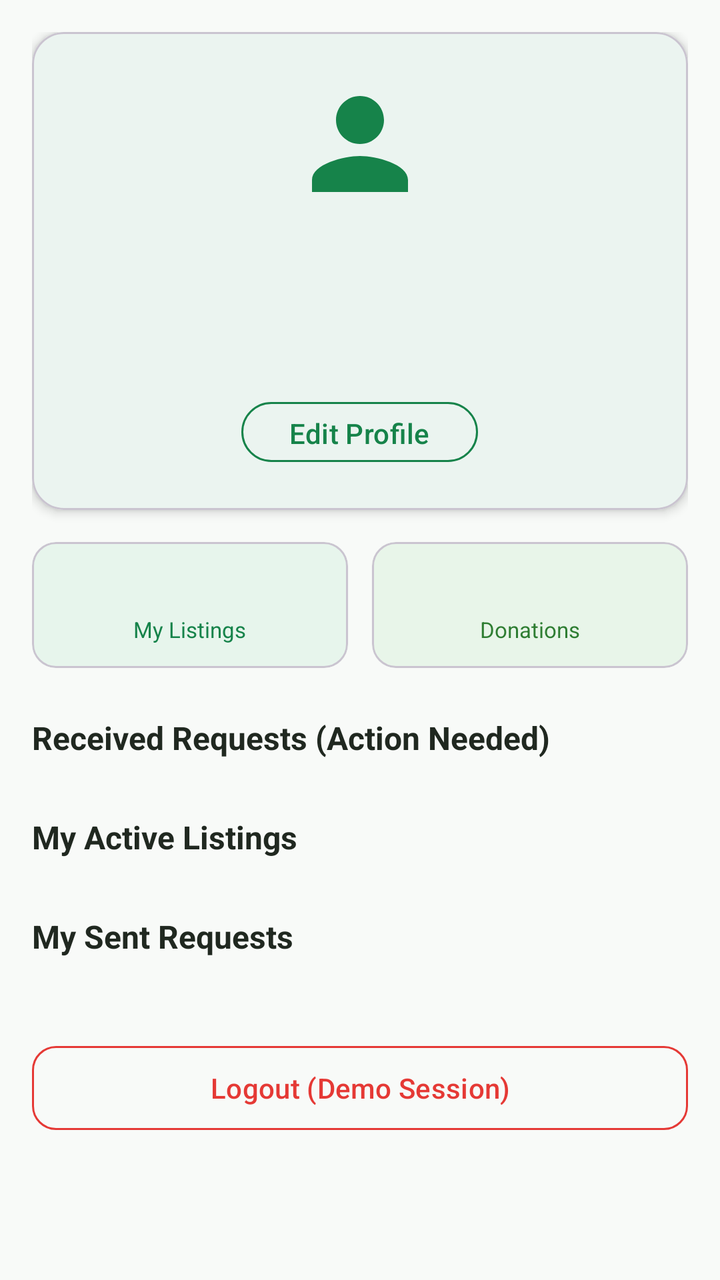
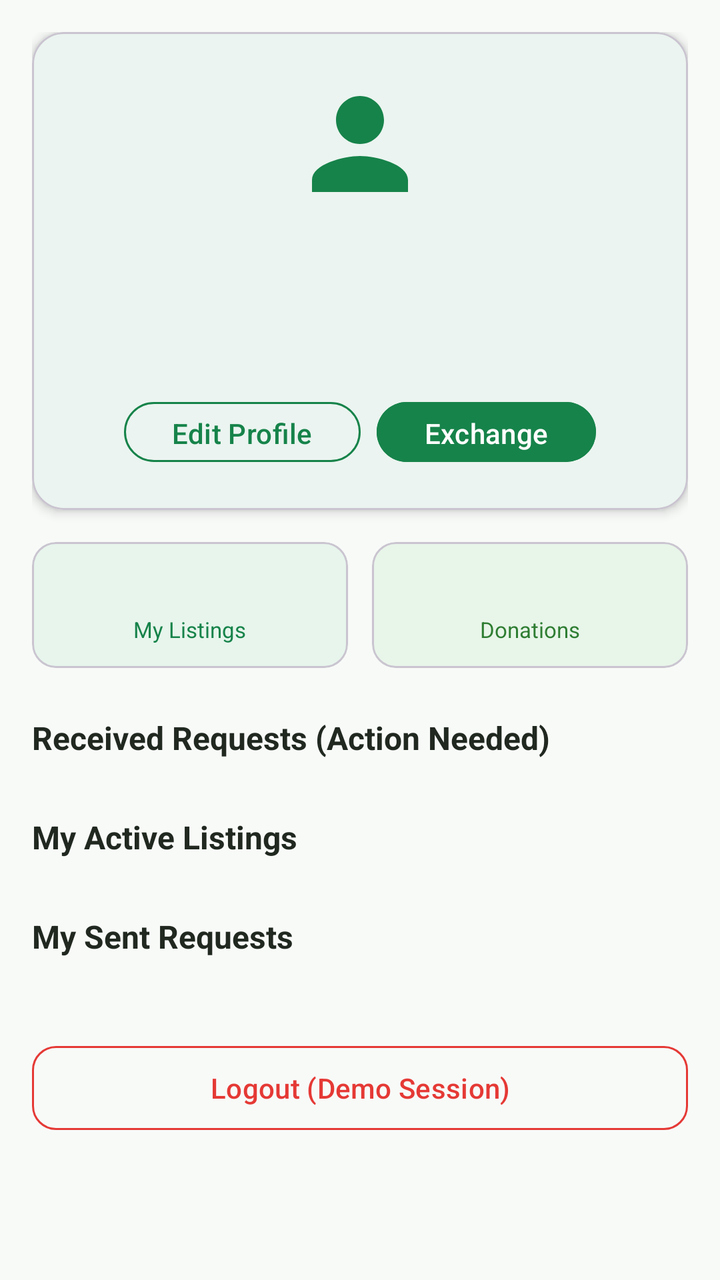

Screens rendered from an Android XML layout before and after an edit, with the pre-edit source and the edit as a unified diff.
<!-- AndroidManifest.xml: application theme Theme.Xchange2 -->
<!-- res/layout/fragment_profile.xml -->
<?xml version="1.0" encoding="utf-8"?>
<androidx.core.widget.NestedScrollView xmlns:android="http://schemas.android.com/apk/res/android"
    xmlns:app="http://schemas.android.com/apk/res-auto"
    android:layout_width="match_parent"
    android:layout_height="match_parent"
    android:background="@color/background_off_white"
    android:fillViewport="true">

    <LinearLayout
        android:layout_width="match_parent"
        android:layout_height="wrap_content"
        android:orientation="vertical"
        android:padding="16dp">

        
        <com.google.android.material.card.MaterialCardView
            android:layout_width="match_parent"
            android:layout_height="wrap_content"
            app:cardCornerRadius="16dp"
            app:cardElevation="3dp"
            app:cardBackgroundColor="@color/surface_card_white">

            <LinearLayout
                android:layout_width="match_parent"
                android:layout_height="wrap_content"
                android:orientation="vertical"
                android:padding="20dp"
                android:gravity="center_horizontal">

                <ImageView
                    android:layout_width="72dp"
                    android:layout_height="72dp"
                    android:src="@drawable/ic_profile"
                    app:tint="@color/primary_forest_green"
                    android:contentDescription="User Avatar" />

                <TextView
                    android:id="@+id/tvUserName"
                    android:layout_width="wrap_content"
                    android:layout_height="wrap_content"
                    android:layout_marginTop="10dp"
                    android:textColor="@color/text_dark_charcoal"
                    android:textSize="20sp"
                    android:textStyle="bold" />

                <TextView
                    android:id="@+id/tvUserEmail"
                    android:layout_width="wrap_content"
                    android:layout_height="wrap_content"
                    android:layout_marginTop="2dp"
                    android:textColor="@color/text_secondary_gray"
                    android:textSize="13sp" />

                <TextView
                    android:id="@+id/tvUserLocation"
                    android:layout_width="wrap_content"
                    android:layout_height="wrap_content"
                    android:layout_marginTop="4dp"
                    android:textColor="@color/primary_forest_green"
                    android:textSize="12sp"
                    android:textStyle="bold" />

                <com.google.android.material.button.MaterialButton
                    android:id="@+id/btnEditProfile"
                    style="@style/Widget.Material3.Button.OutlinedButton"
                    android:layout_width="wrap_content"
                    android:layout_height="38dp"
                    android:layout_marginTop="12dp"
                    android:text="Edit Profile"
                    android:textColor="@color/primary_forest_green"
                    app:strokeColor="@color/primary_forest_green"
                    app:cornerRadius="19dp" />
            </LinearLayout>
        </com.google.android.material.card.MaterialCardView>

        
        <LinearLayout
            android:layout_width="match_parent"
            android:layout_height="wrap_content"
            android:layout_marginTop="16dp"
            android:orientation="horizontal">

            <com.google.android.material.card.MaterialCardView
                android:layout_width="0dp"
                android:layout_height="wrap_content"
                android:layout_weight="1"
                android:layout_marginEnd="6dp"
                app:cardCornerRadius="12dp"
                app:cardElevation="1dp"
                app:cardBackgroundColor="@color/secondary_soft_mint">

                <LinearLayout
                    android:layout_width="match_parent"
                    android:layout_height="wrap_content"
                    android:orientation="vertical"
                    android:padding="12dp"
                    android:gravity="center">

                    <TextView
                        android:id="@+id/tvListingsCount"
                        android:layout_width="wrap_content"
                        android:layout_height="wrap_content"
                        android:textColor="@color/primary_forest_green"
                        android:textSize="18sp"
                        android:textStyle="bold" />

                    <TextView
                        android:layout_width="wrap_content"
                        android:layout_height="wrap_content"
                        android:text="My Listings"
                        android:textColor="@color/primary_forest_green"
                        android:textSize="11sp" />
                </LinearLayout>
            </com.google.android.material.card.MaterialCardView>

            <com.google.android.material.card.MaterialCardView
                android:layout_width="0dp"
                android:layout_height="wrap_content"
                android:layout_weight="1"
                android:layout_marginStart="6dp"
                app:cardCornerRadius="12dp"
                app:cardElevation="1dp"
                app:cardBackgroundColor="@color/donate_badge_background">

                <LinearLayout
                    android:layout_width="match_parent"
                    android:layout_height="wrap_content"
                    android:orientation="vertical"
                    android:padding="12dp"
                    android:gravity="center">

                    <TextView
                        android:id="@+id/tvDonationsCount"
                        android:layout_width="wrap_content"
                        android:layout_height="wrap_content"
                        android:textColor="@color/free_badge_color"
                        android:textSize="18sp"
                        android:textStyle="bold" />

                    <TextView
                        android:layout_width="wrap_content"
                        android:layout_height="wrap_content"
                        android:text="Donations"
                        android:textColor="@color/free_badge_color"
                        android:textSize="11sp" />
                </LinearLayout>
            </com.google.android.material.card.MaterialCardView>
        </LinearLayout>

        
        <TextView
            android:layout_width="wrap_content"
            android:layout_height="wrap_content"
            android:layout_marginTop="24dp"
            android:text="Received Requests (Action Needed)"
            android:textColor="@color/text_dark_charcoal"
            android:textSize="16sp"
            android:textStyle="bold" />

        <androidx.recyclerview.widget.RecyclerView
            android:id="@+id/rvReceivedRequests"
            android:layout_width="match_parent"
            android:layout_height="wrap_content"
            android:layout_marginTop="8dp"
            android:nestedScrollingEnabled="false"
            app:layoutManager="androidx.recyclerview.widget.LinearLayoutManager" />

        <TextView
            android:id="@+id/tvEmptyReceived"
            android:layout_width="match_parent"
            android:layout_height="wrap_content"
            android:layout_marginTop="8dp"
            android:text="No received requests yet."
            android:textColor="@color/text_muted_gray"
            android:textSize="13sp"
            android:visibility="gone" />

        
        <TextView
            android:layout_width="wrap_content"
            android:layout_height="wrap_content"
            android:layout_marginTop="20dp"
            android:text="My Active Listings"
            android:textColor="@color/text_dark_charcoal"
            android:textSize="16sp"
            android:textStyle="bold" />

        <androidx.recyclerview.widget.RecyclerView
            android:id="@+id/rvMyListings"
            android:layout_width="match_parent"
            android:layout_height="wrap_content"
            android:layout_marginTop="8dp"
            android:nestedScrollingEnabled="false"
            app:layoutManager="androidx.recyclerview.widget.GridLayoutManager"
            app:spanCount="2" />

        <TextView
            android:id="@+id/tvEmptyListings"
            android:layout_width="match_parent"
            android:layout_height="wrap_content"
            android:layout_marginTop="8dp"
            android:text="You haven't listed any items yet."
            android:textColor="@color/text_muted_gray"
            android:textSize="13sp"
            android:visibility="gone" />

        
        <TextView
            android:layout_width="wrap_content"
            android:layout_height="wrap_content"
            android:layout_marginTop="20dp"
            android:text="My Sent Requests"
            android:textColor="@color/text_dark_charcoal"
            android:textSize="16sp"
            android:textStyle="bold" />

        <androidx.recyclerview.widget.RecyclerView
            android:id="@+id/rvSentRequests"
            android:layout_width="match_parent"
            android:layout_height="wrap_content"
            android:layout_marginTop="8dp"
            android:nestedScrollingEnabled="false"
            app:layoutManager="androidx.recyclerview.widget.LinearLayoutManager" />

        <TextView
            android:id="@+id/tvEmptySent"
            android:layout_width="match_parent"
            android:layout_height="wrap_content"
            android:layout_marginTop="8dp"
            android:text="No sent requests."
            android:textColor="@color/text_muted_gray"
            android:textSize="13sp"
            android:visibility="gone" />

        
        <com.google.android.material.button.MaterialButton
            android:id="@+id/btnLogout"
            style="@style/Widget.Material3.Button.OutlinedButton"
            android:layout_width="match_parent"
            android:layout_height="50dp"
            android:layout_marginTop="32dp"
            android:layout_marginBottom="32dp"
            android:text="Logout (Demo Session)"
            android:textColor="@color/status_rejected"
            app:strokeColor="@color/status_rejected"
            app:cornerRadius="12dp" />

    </LinearLayout>
</androidx.core.widget.NestedScrollView>
<!-- resources referenced by this layout -->
<resources>
  <color name="background_off_white">#F8FAF8</color>
  <color name="donate_badge_background">#E8F5E9</color>
  <color name="free_badge_color">#2E7D32</color>
  <color name="primary_forest_green">#16834A</color>
  <color name="secondary_soft_mint">#E7F5EC</color>
  <color name="status_rejected">#E53935</color>
  <color name="surface_card_white">#FFFFFF</color>
  <color name="text_dark_charcoal">#202820</color>
  <color name="text_muted_gray">#9E9E9E</color>
  <color name="text_secondary_gray">#616161</color>
  <!-- drawable ic_profile (drawable) -->
  <vector xmlns:android="http://schemas.android.com/apk/res/android"
      android:width="24dp"
      android:height="24dp"
      android:viewportWidth="24"
      android:viewportHeight="24">
      <path
          android:fillColor="#FF000000"
          android:pathData="M12,12c2.21,0 4,-1.79 4,-4s-1.79,-4 -4,-4 -4,1.79 -4,4 1.79,4 4,4zM12,14c-2.67,0 -8,1.34 -8,4v2h16v-2c0,-2.66 -5.33,-4 -8,-4z"/>
  </vector>
  <style name="Theme.Xchange2" parent="Theme.Material3.DayNight.NoActionBar">
          
          <item name="colorPrimary">@color/primary_forest_green</item>
          <item name="colorOnPrimary">@color/surface_card_white</item>
          <item name="colorPrimaryContainer">@color/secondary_soft_mint</item>
          <item name="colorOnPrimaryContainer">@color/primary_forest_green_dark</item>
  
          
          <item name="colorSecondary">@color/primary_forest_green_light</item>
          <item name="colorOnSecondary">@color/surface_card_white</item>
  
          
          <item name="android:statusBarColor">@color/background_off_white</item>
          <item name="android:windowLightStatusBar">true</item>
          <item name="android:colorBackground">@color/background_off_white</item>
  
          
          <item name="colorSurface">@color/surface_card_white</item>
          <item name="colorOnSurface">@color/text_dark_charcoal</item>
      </style>
  <color name="primary_forest_green_dark">#0F5D34</color>
  <color name="primary_forest_green_light">#1E9D5A</color>
</resources>

<!-- the commit's change to res/layout/fragment_profile.xml (unified diff, before → after) -->
@@ -60,16 +60,33 @@
                     android:textSize="12sp"
                     android:textStyle="bold" />
 
-                <com.google.android.material.button.MaterialButton
-                    android:id="@+id/btnEditProfile"
-                    style="@style/Widget.Material3.Button.OutlinedButton"
-                    android:layout_width="wrap_content"
-                    android:layout_height="38dp"
+                <LinearLayout
+                    android:layout_width="wrap_content"
+                    android:layout_height="wrap_content"
                     android:layout_marginTop="12dp"
-                    android:text="Edit Profile"
-                    android:textColor="@color/primary_forest_green"
-                    app:strokeColor="@color/primary_forest_green"
-                    app:cornerRadius="19dp" />
+                    android:orientation="horizontal"
+                    android:gravity="center">
+
+                    <com.google.android.material.button.MaterialButton
+                        android:id="@+id/btnEditProfile"
+                        style="@style/Widget.Material3.Button.OutlinedButton"
+                        android:layout_width="wrap_content"
+                        android:layout_height="38dp"
+                        android:text="Edit Profile"
+                        android:textColor="@color/primary_forest_green"
+                        app:strokeColor="@color/primary_forest_green"
+                        app:cornerRadius="19dp" />
+
+                    <com.google.android.material.button.MaterialButton
+                        android:id="@+id/btnExchange"
+                        android:layout_width="wrap_content"
+                        android:layout_height="38dp"
+                        android:layout_marginStart="8dp"
+                        android:text="Exchange"
+                        android:textColor="@color/surface_card_white"
+                        android:backgroundTint="@color/primary_forest_green"
+                        app:cornerRadius="19dp" />
+                </LinearLayout>
             </LinearLayout>
         </com.google.android.material.card.MaterialCardView>
 
